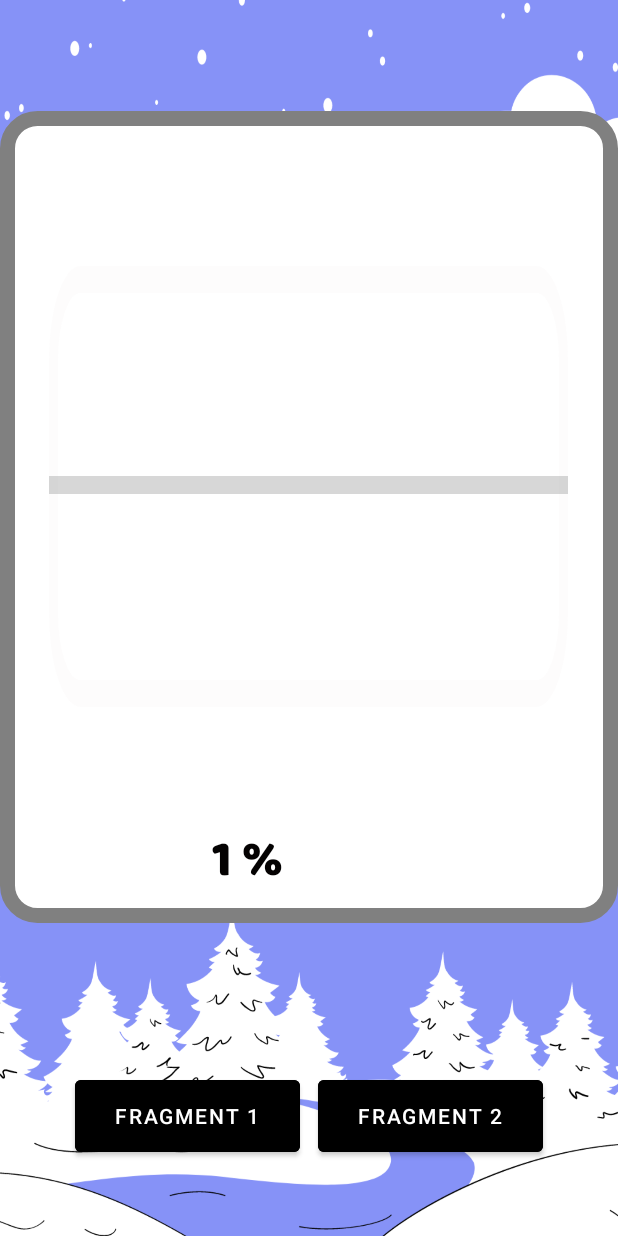
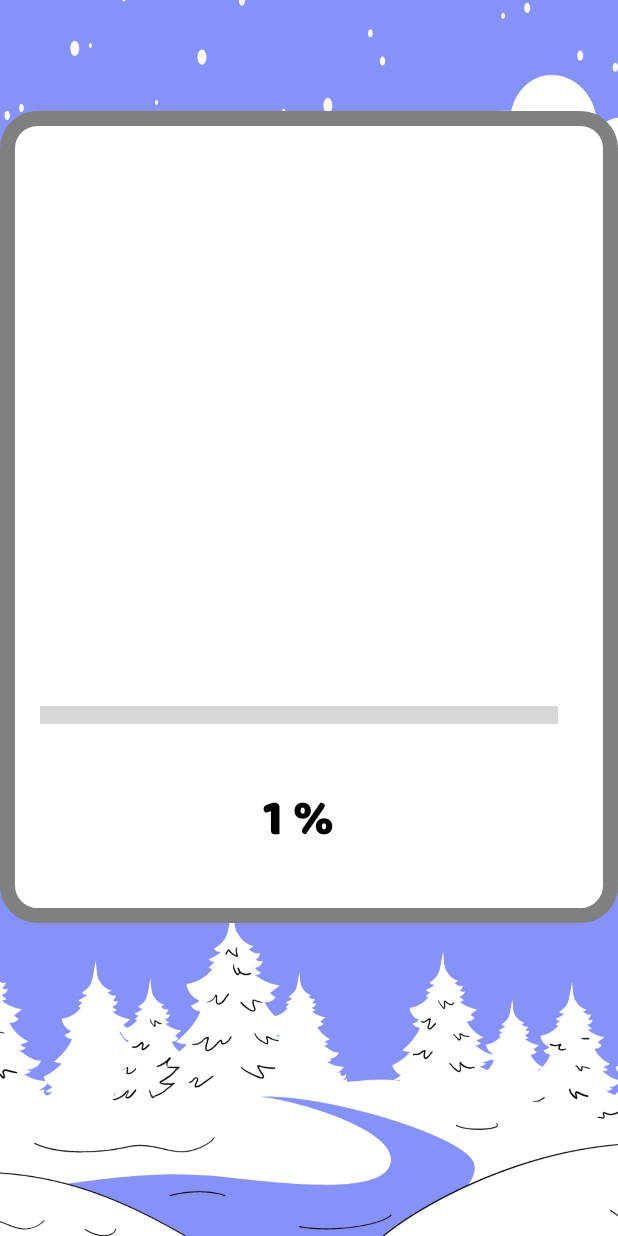
Before and after one commit to ZeroMortalZen/StressFree-App, an Android app: the MoodSurveyActivity screen opened directly, with no data from a screen before it, on a phone screen of 412 x 824 dp. Run offline under Robolectric (Android 15) with nearby library versions, the phone set to English and light mode, and no system bars.

Commit message:
v0.3
-Added Button visibility feature
when loading bar hits 100 button is visible

```diff
--- a/app/src/main/java/com/linx/stress_free_app/AnimationController/ProgressBarAnimation.java
+++ b/app/src/main/java/com/linx/stress_free_app/AnimationController/ProgressBarAnimation.java
@@ -1,21 +1,25 @@
 package com.linx.stress_free_app.AnimationController;
 
 import android.content.Context;
+import android.view.View;
 import android.view.animation.Animation;
 import android.view.animation.Transformation;
+import android.widget.Button;
 import android.widget.ProgressBar;
 import android.widget.TextView;
 
 public class ProgressBarAnimation extends Animation {
 
-   private Context context;
+   //private Context context;
    private ProgressBar progressBar;
    private TextView textView;
+   private Button button;
    private  float from;
    private  float to;
 
-   public ProgressBarAnimation(Context context ,ProgressBar progressBar, TextView textView, float from ,float to){
-       this.context = context;
+   public ProgressBarAnimation(Button button, ProgressBar progressBar, TextView textView, float from ,float to){
+       //this.context = context;
+       this.button = button;
        this.progressBar= progressBar;
        this.textView= textView;
        this.from = from;
@@ -31,7 +35,8 @@
         textView.setText((int)value +" %");
 
         if(value == to){
-            //Set Buttons visables
+            button.setVisibility(View.VISIBLE);
+
 
         }
     }
--- a/app/src/main/java/com/linx/stress_free_app/MoodSurveyActivity.java
+++ b/app/src/main/java/com/linx/stress_free_app/MoodSurveyActivity.java
@@ -31,6 +31,10 @@
 
         firstFragmentBtn = findViewById(R.id.fragment1btn);
         secondFragmentBtn = findViewById(R.id.fragment2btn);
+
+        firstFragmentBtn.setVisibility(View.GONE);
+        secondFragmentBtn.setVisibility(View.GONE);
+
 
         progressBar =findViewById(R.id.progressBar);
         textView = findViewById(R.id.text_view);
@@ -67,7 +71,7 @@
     }
 
     public void progessAnimation(){
-        ProgressBarAnimation anim = new ProgressBarAnimation(this,progressBar,textView,0f,100f);
+        ProgressBarAnimation anim = new ProgressBarAnimation(firstFragmentBtn,progressBar,textView,0f,100f);
         anim.setDuration(8000);
         progressBar.setAnimation(anim);
     }
--- a/app/src/main/res/drawable/progress_bar_background.xml
+++ b/app/src/main/res/drawable/progress_bar_background.xml
@@ -3,5 +3,5 @@
     android:shape="rectangle"
     >
     <corners android:radius="18dp" />
-    <stroke android:color="@color/transparent" android:width="6dp" />
+    <stroke android:color="@color/black" android:width="6dp" />
 </shape>
--- a/app/src/main/res/layout/activity_mood_survey.xml
+++ b/app/src/main/res/layout/activity_mood_survey.xml
@@ -7,7 +7,7 @@
     android:background="@drawable/pagebkg"
     tools:context=".MoodSurveyActivity">
 
-    <FrameLayout
+    <RelativeLayout
         android:id="@+id/frameLayout"
         android:layout_width="match_parent"
         android:layout_height="541dp"
@@ -20,26 +20,31 @@
 
         <TextView
             android:id="@+id/text_view"
-            android:layout_width="129dp"
-            android:layout_height="72dp"
-            android:layout_above="@+id/progress_bar"
-            android:layout_gravity="bottom|center"
+            android:layout_width="133dp"
+            android:layout_height="wrap_content"
+            android:layout_alignParentStart="true"
+            android:layout_alignParentTop="true"
+            android:layout_gravity="center"
+            android:layout_marginStart="132dp"
+            android:layout_marginTop="442dp"
             android:fontFamily="@font/baloo_paaji"
             android:text="0%"
+            android:textAlignment="center"
             android:textColor="#040202"
             android:textSize="34sp" />
 
         <ProgressBar
             android:id="@+id/progressBar"
             style="@style/Widget.AppCompat.ProgressBar.Horizontal"
-            android:layout_width="346dp"
-            android:layout_height="98dp"
+            android:layout_width="345dp"
+            android:layout_height="57dp"
+            android:layout_alignParentEnd="true"
+
             android:layout_alignParentBottom="true"
             android:layout_gravity="center"
-
-            android:layout_marginBottom="20dp"
-            android:background="@drawable/progress_bar_background" />
-    </FrameLayout>
+            android:layout_marginEnd="40dp"
+            android:layout_marginBottom="110dp" />
+    </RelativeLayout>
 
     <Button
         android:id="@+id/fragment1btn"
```
